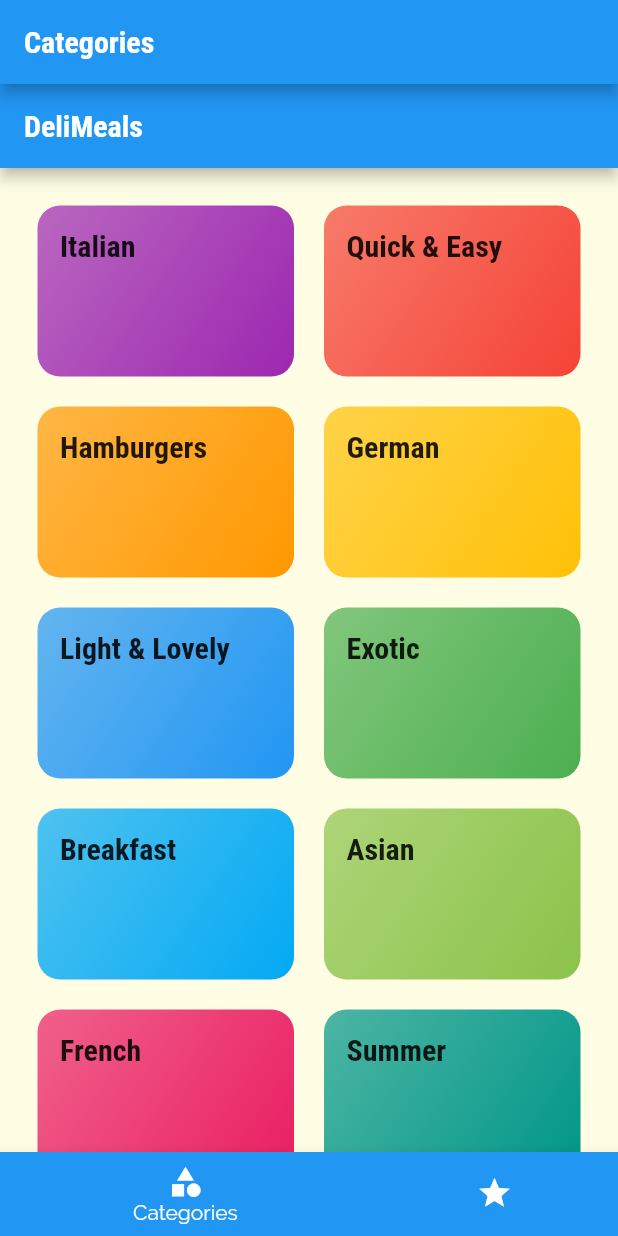
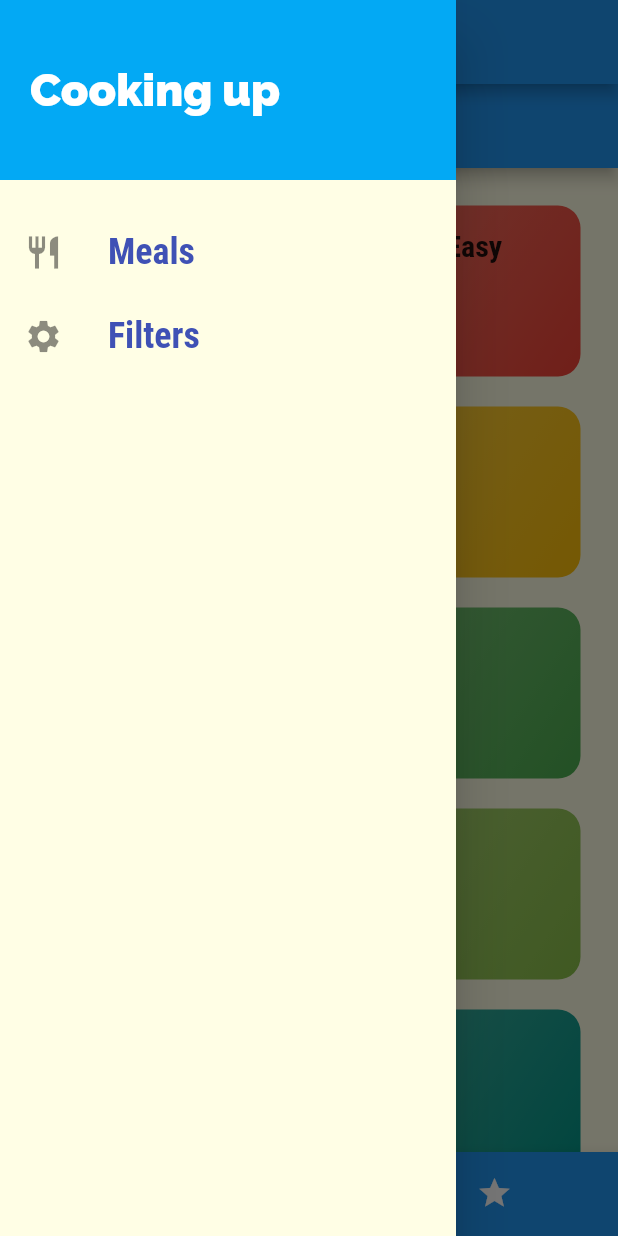
Before and after one commit to jzhu01/learn-flutter, a Flutter app: the screen it shows after launch, with the side drawer open (before the commit the screen has no drawer), on a phone screen of 412 x 824 dp. Run offline on Flutter 3.47's test engine with Material 2 defaults, Android fonts, the phone set to English and light mode, and no system bars.

Commit message:
added drawer, replacing pages

```diff
--- a/recipe_app/lib/main.dart
+++ b/recipe_app/lib/main.dart
@@ -4,6 +4,7 @@ import 'screens/tabs_screen_state.dart';
 import 'screens/categories_screen.dart';
 import 'screens/category_meals_screen.dart';
 import 'screens/meal_details_screen.dart';
+import 'screens/filters_screen.dart';
 
 void main() => runApp(MyApp());
 
@@ -31,6 +32,7 @@ class MyApp extends StatelessWidget {
         '/': (ctx) => TabsScreenState(),
         CategoryMealsScreen.routeName: (ctx) => CategoryMealsScreen(),
         MealDetailsScreen.routeName: (ctx) => MealDetailsScreen(),
+        FiltersScreen.routeName: (ctx) => FiltersScreen(),
       },
       onUnknownRoute: (_) {
         return MaterialPageRoute(builder: (ctx) => CategoriesScreen());
--- /dev/null
+++ b/recipe_app/lib/screens/filters_screen.dart
@@ -0,0 +1,20 @@
+import 'package:flutter/material.dart';
+
+import '../widget/main_drawer.dart';
+
+class FiltersScreen extends StatelessWidget {
+  static const routeName = '/filters';
+
+  @override
+  Widget build(BuildContext context) {
+    return Scaffold(
+      appBar: AppBar(
+        title: Text('Your Filters'),
+      ),
+      drawer: MainDrawer(),
+      body: Center(
+        child: Text('Filters'),
+      ),
+    );
+  }
+}
--- a/recipe_app/lib/screens/meal_details_screen.dart
+++ b/recipe_app/lib/screens/meal_details_screen.dart
@@ -77,6 +77,12 @@ class MealDetailsScreen extends StatelessWidget {
           ],
         ),
       ),
+      floatingActionButton: FloatingActionButton(
+        child: Icon(Icons.delete),
+        onPressed: () {
+          Navigator.of(context).pop(mealId);
+        },
+      ),
     );
   }
 }
--- a/recipe_app/lib/screens/tabs_screen_state.dart
+++ b/recipe_app/lib/screens/tabs_screen_state.dart
@@ -2,6 +2,7 @@ import 'package:flutter/material.dart';
 
 import './categories_screen.dart';
 import './favorites_screen.dart';
+import '../widget/main_drawer.dart';
 
 class TabsScreenState extends StatefulWidget {
   @override
@@ -28,9 +29,10 @@ class _TabsScreenStateState extends State<TabsScreenState> {
       appBar: AppBar(
         title: Text(_pages[_selectedPageIndex]['title']),
       ),
+      drawer: MainDrawer(),
       body: _pages[_selectedPageIndex]['page'],
       bottomNavigationBar: BottomNavigationBar(
-        onTap: _selectPage,
+          onTap: _selectPage,
           backgroundColor: Theme.of(context).primaryColor,
           unselectedItemColor: Colors.white,
           selectedItemColor: Colors.white,
--- /dev/null
+++ b/recipe_app/lib/widget/main_drawer.dart
@@ -0,0 +1,55 @@
+import 'package:flutter/material.dart';
+
+import '../screens/filters_screen.dart';
+
+class MainDrawer extends StatelessWidget {
+  Widget buildListTile(String title, IconData icon, Function tapHandler) {
+    return ListTile(
+      leading: Icon(icon, size: 26),
+      title: Text(
+        title,
+        style: TextStyle(
+            fontFamily: 'RobotoCondensed',
+            fontSize: 24,
+            fontWeight: FontWeight.w700),
+      ),
+      onTap: tapHandler,
+    );
+  }
+
+  @override
+  Widget build(BuildContext context) {
+    return Drawer(
+      child: Column(children: <Widget>[
+        Container(
+          height: 120,
+          width: double.infinity,
+          padding: EdgeInsets.all(20),
+          alignment: Alignment.centerLeft,
+          color: Theme.of(context).accentColor,
+          child: Text("Cooking up",
+              style: TextStyle(
+                fontWeight: FontWeight.w900,
+                fontSize: 30,
+                color: Colors.white,
+              )),
+        ),
+        SizedBox(height: 20),
+        buildListTile(
+          'Meals',
+          Icons.restaurant,
+          () {
+            return Navigator.pushReplacementNamed(context, '/');
+          },
+        ),
+        buildListTile(
+          'Filters',
+          Icons.settings,
+          () {
+            return Navigator.pushReplacementNamed(context, FiltersScreen.routeName);
+          },
+        ),
+      ]),
+    );
+  }
+}
```
